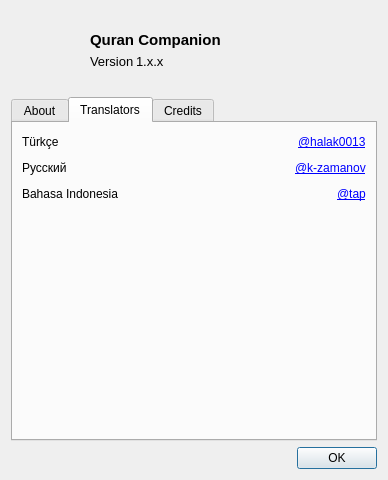
This is src/dialogs/aboutdialog.ui in 0xzer0x/quran-companion as Qt 5 draws it before an edit. The edited form follows.
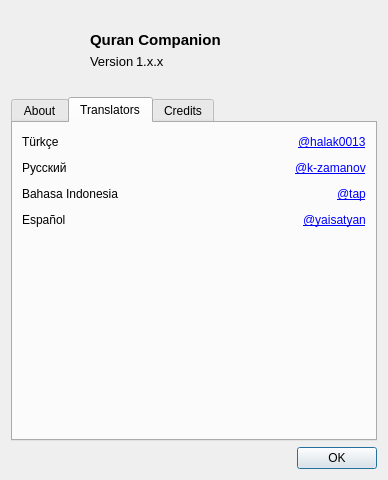
This is the edited form. The open tabs and pages were chosen to show the change. Icons and pictures are not drawn.

Commit message: feat: add spanish ui translation

What changed in the file:
```diff
--- a/src/dialogs/aboutdialog.ui
+++ b/src/dialogs/aboutdialog.ui
@@ -389,6 +389,43 @@
          </item>
         </layout>
        </item>
+       <item>
+        <layout class="QHBoxLayout" name="lytTranslator_4">
+         <item>
+          <widget class="QLabel" name="label_17">
+           <property name="text">
+            <string notr="true">Español</string>
+           </property>
+          </widget>
+         </item>
+         <item>
+          <spacer name="horizontalSpacer_5">
+           <property name="orientation">
+            <enum>Qt::Orientation::Horizontal</enum>
+           </property>
+           <property name="sizeHint" stdset="0">
+            <size>
+             <width>40</width>
+             <height>20</height>
+            </size>
+           </property>
+          </spacer>
+         </item>
+         <item>
+          <widget class="QLabel" name="label_18">
+           <property name="toolTip">
+            <string notr="true">https://crowdin.com/profile/tap</string>
+           </property>
+           <property name="text">
+            <string notr="true">&lt;a href=&quot;https://crowdin.com/profile/yaisatyan&quot;&gt;@yaisatyan&lt;/a&gt;</string>
+           </property>
+           <property name="openExternalLinks">
+            <bool>true</bool>
+           </property>
+          </widget>
+         </item>
+        </layout>
+       </item>
        <item>
         <spacer name="verticalSpacer_3">
          <property name="orientation">
```
The commit also changes 5 other files.
